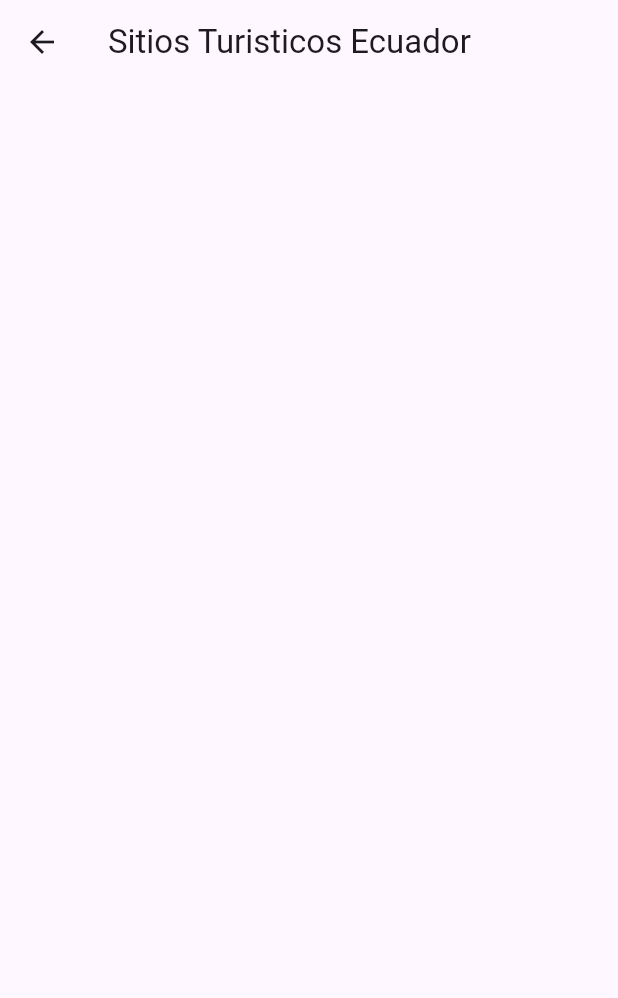
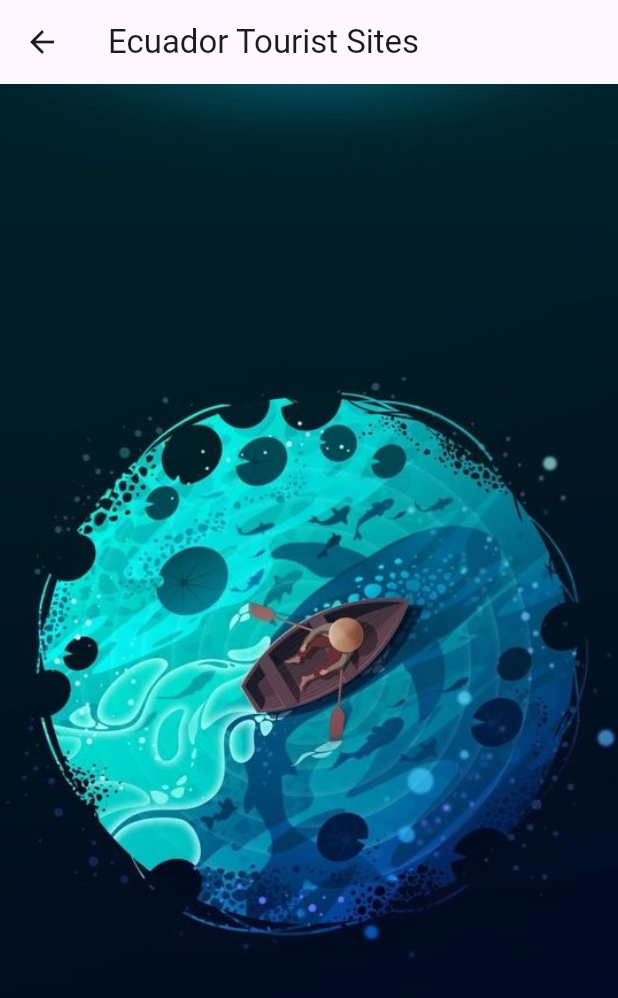
Before and after one commit to FranklinJPC/Flutter-Activity-Part2, a Flutter app: the Place_Pages screen opened directly, on a phone screen of 412 x 824 dp. Shown: the top 998 px of the screen. Run offline on Flutter 3.47's test engine with Material 3 defaults, Android fonts, the phone set to English and light mode, and no system bars; our stand-ins replace cloud_firestore, firebase_auth, firebase_core; accounts and stored records are empty.

Commit message:
decoration changes

```diff
--- a/lib/home_screen.dart
+++ b/lib/home_screen.dart
@@ -50,7 +50,7 @@ class HomeScreen extends StatelessWidget {
                 Navigator.of(context).push(
                     MaterialPageRoute(builder: (context) => Place_Pages()));
               },
-              text: 'Sitios Turisticos',
+              text: 'Tourist Sites',
             ),
             Spacer(),
             Padding(
@@ -63,7 +63,7 @@ class HomeScreen extends StatelessWidget {
                         MaterialPageRoute(builder: (context) => HomeScreen()));
                   },
                   child: const Text(
-                    'Skip',
+                    '',
                     style: TextStyle(
                         color: Colors.yellow,
                         fontSize: 26,
--- a/lib/place_pages.dart
+++ b/lib/place_pages.dart
@@ -6,9 +6,16 @@ class Place_Pages extends StatelessWidget {
   Widget build(BuildContext context) {
     return Scaffold(
       appBar: AppBar(
-          title: Text('Sitios Turisticos Ecuador'),
+        title: Text('Ecuador Tourist Sites'),
       ),
-        body: FutureBuilder<List<Map<String, dynamic>>>(
+      body: Container(
+        decoration: BoxDecoration(
+          image: DecorationImage(
+            image: AssetImage("assets/fondo.jpg"),
+            fit: BoxFit.cover,
+          ),
+        ),
+        child: FutureBuilder<List<Map<String, dynamic>>>(
           future: FirebaseFirestore.instance
               .collection('lugares_turisticos')
               .get()
@@ -47,10 +54,12 @@ class Place_Pages extends StatelessWidget {
                 child: CircularProgressIndicator(),
               );
             }
-            }));
+          },
+        ),
+      ),
+    );
   }
 }
-
 class TitleSection extends StatelessWidget {
   TitleSection({
     super.key,
```
Also changed, not shown: lib/sing_in.dart (+7 -2 lines), lib/sing_up.dart (+7 -1 lines), assets/fondo.jpg (added), lib/firebase_options.dart. Lines whose indentation alone changed are shown as unchanged.
